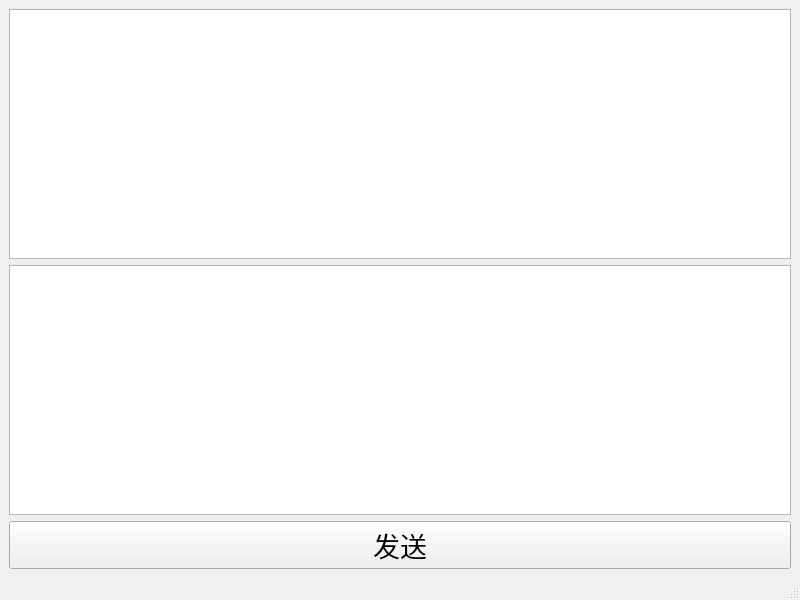
Before: the Qt Designer form FacClient/chatroom.ui in 2306nian/FacExpSys, drawn with Qt 5.
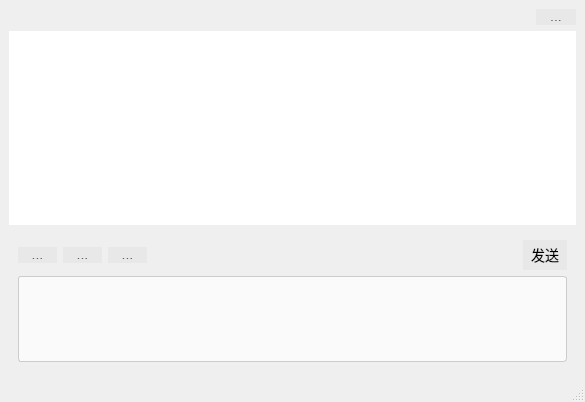
After: the same form once the commit is applied. Icons and pictures are not drawn.

Commit message: 修改了聊天室ui、deviceui，增加了窗口的大小调整，增加了按钮进行关闭窗口

```diff
--- a/FacClient/chatroom.ui
+++ b/FacClient/chatroom.ui
@@ -6,31 +6,202 @@
    <rect>
     <x>0</x>
     <y>0</y>
-    <width>800</width>
-    <height>600</height>
+    <width>585</width>
+    <height>402</height>
    </rect>
   </property>
   <property name="windowTitle">
    <string>MainWindow</string>
   </property>
+  <property name="styleSheet">
+   <string notr="true">/* QPushButton - 发送按钮 */
+QPushButton, QToolButton {
+    background: #E8E8E8;
+    border: none;
+    color: 	#000000;
+    font-size: 14px;
+    padding: 4px 8px;
+    outline: none;
+}
+
+QPushButton:hover, QToolButton:hover {
+    background: #f0f0f0;
+    border-radius: 3px;
+}
+
+QPushButton:pressed, QToolButton:pressed {
+    background: #dcdcdc;
+}
+
+/* QListView - 消息列表 */
+QListView {
+    background: #ffffff;
+    border: none;
+    outline: none;
+    font-size: 14px;
+    color: #222222;
+    padding: 5px;
+}
+
+/* QTextEdit - 聊天输入框 */
+QTextEdit {
+    border: 1px solid #cccccc;
+    border-radius: 3px;
+    background: #fafafa;
+    font-size: 14px;
+    color: #333333;
+    padding: 4px;
+    outline: none;
+}
+
+QTextEdit:focus {
+    border: 1px solid #999999;
+    background: #ffffff;
+}
+</string>
+  </property>
   <widget class="QWidget" name="centralwidget">
-   <layout class="QVBoxLayout" name="verticalLayout">
+   <layout class="QVBoxLayout" name="verticalLayout_2">
     <item>
-     <widget class="QListView" name="messageListView"/>
-    </item>
-    <item>
-     <widget class="QTextEdit" name="textEdit"/>
-    </item>
-    <item>
-     <widget class="QPushButton" name="sendButton">
-      <property name="font">
-       <font>
-        <pointsize>20</pointsize>
-       </font>
+     <widget class="QToolButton" name="toolButton">
+      <property name="maximumSize">
+       <size>
+        <width>40</width>
+        <height>16</height>
+       </size>
+      </property>
+      <property name="layoutDirection">
+       <enum>Qt::RightToLeft</enum>
       </property>
       <property name="text">
-       <string>发送</string>
+       <string>...</string>
       </property>
+      <property name="icon">
+       <iconset resource="icons.qrc">
+        <normaloff>:/new/prefix1/imgs/x.png</normaloff>:/new/prefix1/imgs/x.png</iconset>
+      </property>
+     </widget>
+    </item>
+    <item>
+     <widget class="QListView" name="listView"/>
+    </item>
+    <item>
+     <widget class="QWidget" name="widget" native="true">
+      <property name="maximumSize">
+       <size>
+        <width>16777215</width>
+        <height>140</height>
+       </size>
+      </property>
+      <layout class="QVBoxLayout" name="verticalLayout">
+       <item>
+        <layout class="QHBoxLayout" name="horizontalLayout_2">
+         <item>
+          <layout class="QHBoxLayout" name="horizontalLayout">
+           <item>
+            <widget class="QToolButton" name="toolButton_file">
+             <property name="maximumSize">
+              <size>
+               <width>40</width>
+               <height>16</height>
+              </size>
+             </property>
+             <property name="autoFillBackground">
+              <bool>false</bool>
+             </property>
+             <property name="text">
+              <string>...</string>
+             </property>
+             <property name="icon">
+              <iconset resource="icons.qrc">
+               <normaloff>:/new/prefix1/imgs/a61f9036e72089fb21c888e21ad03967.jpg</normaloff>:/new/prefix1/imgs/a61f9036e72089fb21c888e21ad03967.jpg</iconset>
+             </property>
+             <property name="iconSize">
+              <size>
+               <width>16</width>
+               <height>16</height>
+              </size>
+             </property>
+             <property name="checkable">
+              <bool>false</bool>
+             </property>
+             <property name="toolButtonStyle">
+              <enum>Qt::ToolButtonFollowStyle</enum>
+             </property>
+             <property name="autoRaise">
+              <bool>false</bool>
+             </property>
+            </widget>
+           </item>
+           <item>
+            <widget class="QToolButton" name="toolButton_video">
+             <property name="maximumSize">
+              <size>
+               <width>40</width>
+               <height>16</height>
+              </size>
+             </property>
+             <property name="text">
+              <string>...</string>
+             </property>
+             <property name="icon">
+              <iconset resource="icons.qrc">
+               <normaloff>:/new/prefix1/imgs/856fc6535b20b341d3bc7600799395f3.jpg</normaloff>:/new/prefix1/imgs/856fc6535b20b341d3bc7600799395f3.jpg</iconset>
+             </property>
+            </widget>
+           </item>
+           <item>
+            <widget class="QToolButton" name="toolButton_share">
+             <property name="maximumSize">
+              <size>
+               <width>40</width>
+               <height>16</height>
+              </size>
+             </property>
+             <property name="text">
+              <string>...</string>
+             </property>
+             <property name="icon">
+              <iconset resource="icons.qrc">
+               <normaloff>:/new/prefix1/imgs/8302bcf5dbd2673ec4fea909024a2ef9.jpg</normaloff>:/new/prefix1/imgs/8302bcf5dbd2673ec4fea909024a2ef9.jpg</iconset>
+             </property>
+            </widget>
+           </item>
+          </layout>
+         </item>
+         <item>
+          <spacer name="horizontalSpacer">
+           <property name="orientation">
+            <enum>Qt::Horizontal</enum>
+           </property>
+           <property name="sizeHint" stdset="0">
+            <size>
+             <width>40</width>
+             <height>20</height>
+            </size>
+           </property>
+          </spacer>
+         </item>
+         <item>
+          <widget class="QPushButton" name="pushButton_emission">
+           <property name="text">
+            <string>发送</string>
+           </property>
+          </widget>
+         </item>
+        </layout>
+       </item>
+       <item>
+        <widget class="QTextEdit" name="textEdit_chat">
+         <property name="maximumSize">
+          <size>
+           <width>16777215</width>
+           <height>400</height>
+          </size>
+         </property>
+        </widget>
+       </item>
+      </layout>
      </widget>
     </item>
    </layout>
```
Left out of the diff: 6 changed lines with no effect on the pictures. The commit also changes 20 other files.
